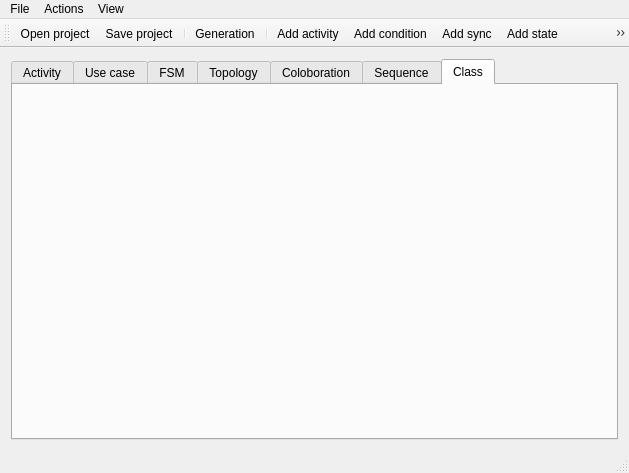
The window that sources/forms/mainwindow.ui (ferustigris/freeuml) describes before a commit, drawn with Qt 5.
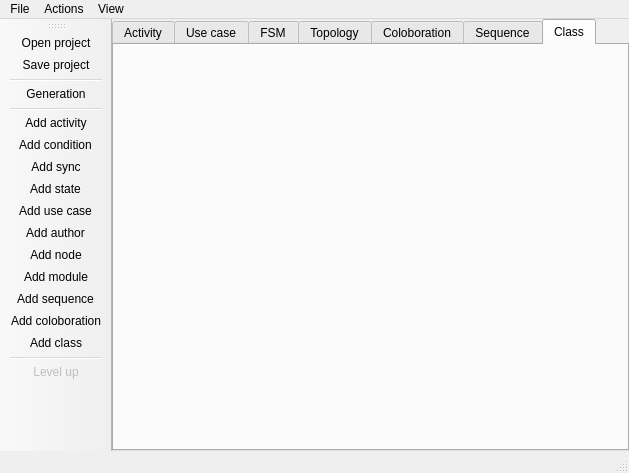
The same window after the commit. The open tabs and pages were chosen to show the change. Icons and pictures are not drawn.

```diff
--- a/sources/forms/mainwindow.ui
+++ b/sources/forms/mainwindow.ui
@@ -28,6 +28,12 @@
   </property>
   <widget class="QWidget" name="centralWidget">
    <layout class="QVBoxLayout" name="verticalLayout_2">
+    <property name="spacing">
+     <number>0</number>
+    </property>
+    <property name="margin">
+     <number>0</number>
+    </property>
     <item>
      <layout class="QVBoxLayout" name="mainLayout"/>
     </item>
@@ -104,6 +110,12 @@
         <string>Class</string>
        </attribute>
        <layout class="QGridLayout" name="gridLayout_5">
+        <property name="horizontalSpacing">
+         <number>0</number>
+        </property>
+        <property name="margin">
+         <number>0</number>
+        </property>
         <item row="0" column="0">
          <layout class="QVBoxLayout" name="classLayout"/>
         </item>
@@ -169,7 +181,7 @@
     <string>Панель инструментов</string>
    </property>
    <attribute name="toolBarArea">
-    <enum>TopToolBarArea</enum>
+    <enum>LeftToolBarArea</enum>
    </attribute>
    <attribute name="toolBarBreak">
     <bool>false</bool>
```
Left out of the diff: 108 changed lines with no effect on the pictures.
